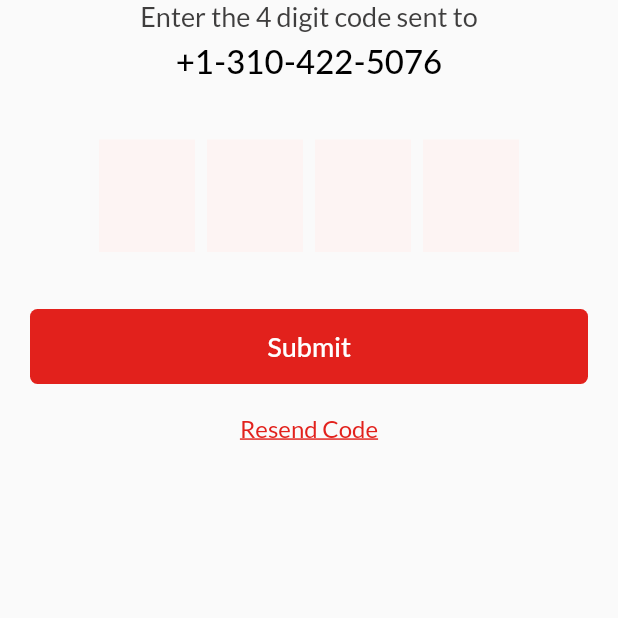
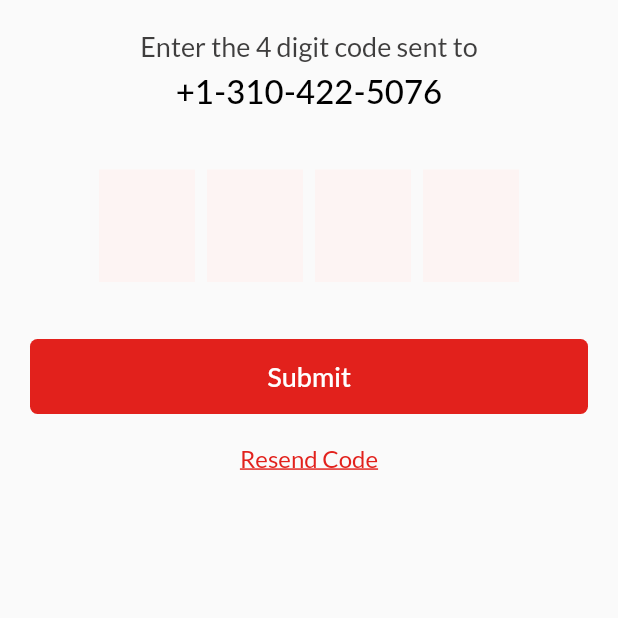
Before and after one commit to anilabansal/TableBooking, a Flutter app: the OtpScreenView screen opened by its route, on a phone screen of 412 x 824 dp, the top half of it. Run offline on Flutter 3.47's test engine with Material 2 defaults, Android fonts, the phone set to English and light mode, and no system bars; drawn by our look-alikes of pinput; our stand-ins replace country_picker, flutter_rating_bar, flutter_switch, flutter_toggle_tab, get; missing offline and left inert: country_phone_code_picker, credit_card_scanner, staggered_grid_view_flutter.

Commit message:
linking FIxes

```diff
--- a/lib/routes/app_routes.dart
+++ b/lib/routes/app_routes.dart
@@ -6,6 +6,7 @@ import 'package:booking_table/view/profile_screen/edit_profile_screen.dart';
 import 'package:booking_table/view/service_type/full_service_summary.dart';
 import 'package:booking_table/view/service_type/mid_service_summary.dart';
 import 'package:get/get.dart';
+
 import '/routes/route_name.dart';
 import '/view/auth_screens/get_zip_code_view.dart';
 import '/view/auth_screens/otp_screen.dart';
@@ -109,7 +110,7 @@ class AppRoutes {
     ),
     GetPage(
       name: RouteName.fullService,
-      page: () => FullServiceSummaryView(callFrom: 'Pre Order'),
+      page: () => FullServiceSummaryView(),
       // binding: ,
     ),
     GetPage(
--- a/lib/utils/common/widgets_methods/common_date_picker_widget.dart
+++ b/lib/utils/common/widgets_methods/common_date_picker_widget.dart
@@ -21,7 +21,9 @@ class CommonDatePicker extends StatelessWidget {
       width: MediaQuery.of(context).size.width,
       padding: const EdgeInsets.only(left: 8, right: 5),
       decoration: BoxDecoration(
-          borderRadius: BorderRadius.circular(5), color: widget.fillColor,),
+        borderRadius: BorderRadius.circular(5),
+        color: fillColor,
+      ),
       child: TextFormField(
         controller: controller,
         style: const TextStyle(
--- a/lib/view/auth_screens/auth_selection_view.dart
+++ b/lib/view/auth_screens/auth_selection_view.dart
@@ -1,4 +1,3 @@
-import 'package:booking_table/view/auth_screens/widgets/auth_selection_body.dart';
 import 'package:booking_table/view/auth_screens/widgets/auth_selection_view_widget.dart';
 import 'package:flutter/material.dart';
 import 'package:get/get.dart';
@@ -6,13 +5,11 @@ import 'package:get/get.dart';
 import '../../utils/common/common_colors.dart';
 import '../../utils/common/widgets_methods/common_text.dart';
 
-
 class AuthSelectionView extends StatelessWidget {
   const AuthSelectionView({Key? key}) : super(key: key);
 
   @override
   Widget build(BuildContext context) {
-
     return Scaffold(
       body: SingleChildScrollView(
         child: SizedBox(
@@ -24,6 +21,8 @@ class AuthSelectionView extends StatelessWidget {
               child: Column(
                 mainAxisAlignment: MainAxisAlignment.spaceBetween,
                 children: [
+                  const Spacer(),
+
                   // TOP
                   SizedBox(height: Get.height * 0.15),
                   // Middle View
--- a/lib/view/auth_screens/widgets/otp_screen_view_widget.dart
+++ b/lib/view/auth_screens/widgets/otp_screen_view_widget.dart
@@ -27,6 +27,9 @@ class _OtpScreenViewWidgetState extends State<OtpScreenViewWidget> {
   Widget build(BuildContext context) {
     return SafeArea(
       child: Column(children: <Widget>[
+        Padding(
+          padding: const EdgeInsets.only(top: 20),
+        ),
         CommonText(
           text: 'Enter the 4 digit code sent to',
           fontWeight: FontWeight.w400,
--- a/lib/view/payment/widgets/payment_done_body.dart
+++ b/lib/view/payment/widgets/payment_done_body.dart
@@ -104,7 +104,7 @@ class PaymentDoneBody extends StatelessWidget {
             width: 205,
             child: CommonButton(
               onTap: () {
-                Get.toNamed('/reviews');
+                Get.toNamed('/reservation');
               },
               text: 'Continue',
               textColor: Colors.white,
--- a/lib/view/service_type/full_service_summary.dart
+++ b/lib/view/service_type/full_service_summary.dart
@@ -7,9 +7,9 @@ import 'package:flutter/material.dart';
 import 'package:get/get.dart';
 
 class FullServiceSummaryView extends StatelessWidget {
-  String callFrom;
+  String? callFrom;
   FullServiceSummaryView({
-    required this.callFrom,
+    this.callFrom,
     Key? key,
   }) : super(key: key);
 
```
